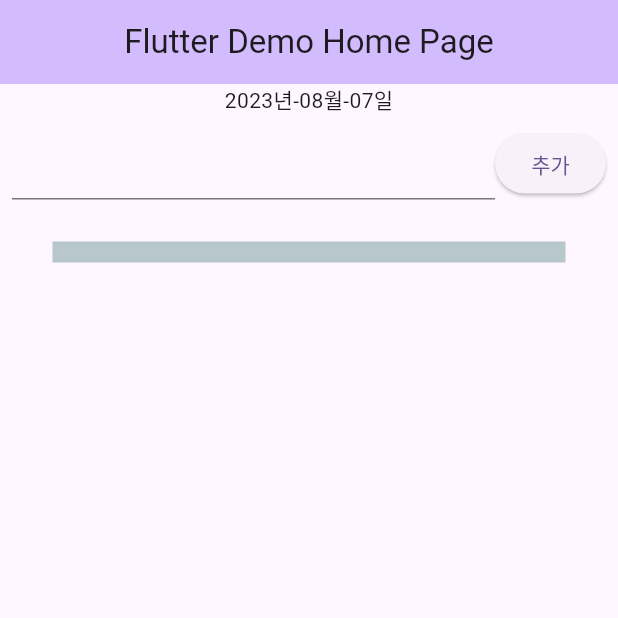
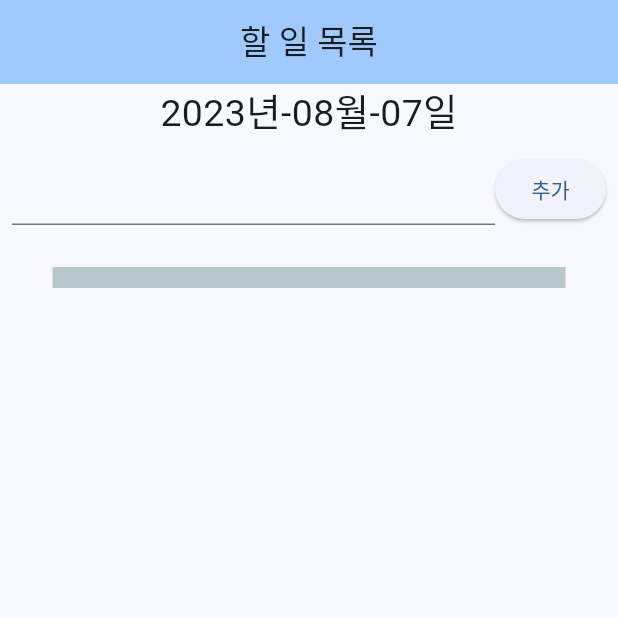
Before and after one commit to Lim-09/todo_list, a Flutter app: the screen it shows after launch, on a phone screen of 412 x 824 dp, the top half of it. Run offline on Flutter 3.47's test engine with Material 2 defaults, Android fonts, the phone set to English and light mode, and no system bars; drawn by our look-alikes of percent_indicator.

Commit message:
스크롤 기능추가 및 수정

```diff
--- a/lib/main.dart
+++ b/lib/main.dart
@@ -15,10 +15,13 @@ class MyApp extends StatelessWidget {
     return MaterialApp(
       title: 'Flutter Demo',
       theme: ThemeData(
-        colorScheme: ColorScheme.fromSeed(seedColor: Colors.deepPurple),
-        useMaterial3: true,
-      ),
-      home: const MyHomePage(title: 'Flutter Demo Home Page'),
+          colorScheme: ColorScheme.fromSeed(seedColor: Colors.blue),
+          useMaterial3: true,
+          textTheme: const TextTheme(
+              bodyMedium: TextStyle(fontSize: 25, fontWeight: FontWeight.w400),
+              labelMedium:
+                  TextStyle(fontSize: 16, fontWeight: FontWeight.w300))),
+      home: const MyHomePage(title: '할 일 목록'),
     );
   }
 }
@@ -70,7 +73,7 @@ class _MyHomePageState extends State<MyHomePage> {
         backgroundColor: Theme.of(context).colorScheme.inversePrimary,
         title: Text(widget.title),
       ),
-      body: Center(
+      body: SingleChildScrollView(
         child: Column(
           mainAxisAlignment: MainAxisAlignment.start,
           children: [
@@ -151,7 +154,8 @@ class _MyHomePageState extends State<MyHomePage> {
                                 ? const Icon(Icons.check_box_rounded)
                                 : const Icon(
                                     Icons.check_box_outline_blank_rounded),
-                            Text(tasks[i].work),
+                            Text(tasks[i].work,
+                                style: Theme.of(context).textTheme.labelMedium),
                           ],
                         ),
                       ),
```
